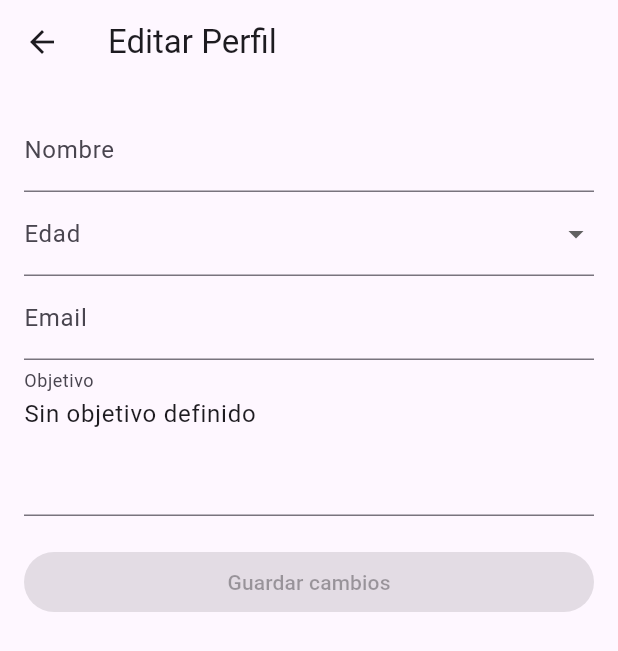
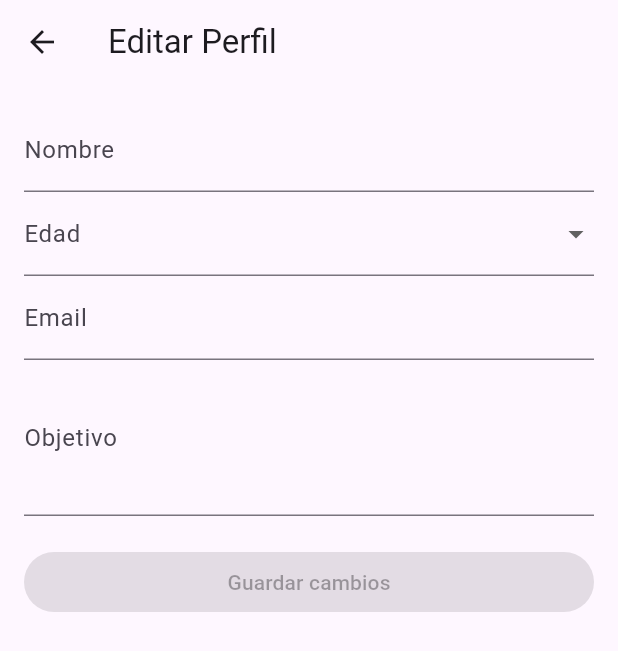
Before and after one commit to AraMirta/FitControl, a Flutter app: the ProfileScreen screen opened by its route, after a tap on "Editar perfil", on a phone screen of 412 x 824 dp. Shown: the top 651 px of the screen. Run offline on Flutter 3.47's test engine with Material 3 defaults, Android fonts, the light colour scheme and no system bars; our stand-ins replace fl_chart, shared_preferences, table_calendar; accounts and stored records are empty.

Commit message:
Actualizar valores predeterminados en la pantalla de perfil y normalizar el objetivo del usuario

```diff
--- a/lib/screens/profile_screen.dart
+++ b/lib/screens/profile_screen.dart
@@ -10,10 +10,10 @@
 }
 
 class _ProfileScreenState extends State<ProfileScreen> {
-  String userName = 'Usuario';
+  String userName = '';
   int userAge = 0;
   String userEmail = '';
-  String userGoal = 'Sin objetivo definido';
+  String userGoal = '';
   UserPreferences? userPrefs;
 
   @override
@@ -79,13 +79,13 @@
                         infoRow(
                           Icons.cake,
                           'Edad',
-                          userAge > 0 ? userAge.toString() : '0',
+                          userAge > 0 ? userAge.toString() : '18',
                         ),
                         const Divider(),
                         infoRow(
                           Icons.email,
                           'Email',
-                          userEmail.isEmpty ? 'usuario@dominio.com' : userEmail,
+                          userEmail.isEmpty ? 'janedoe@dominio.com' : userEmail,
                         ),
                         const Divider(),
                         infoRow(
--- a/lib/services/user_preferences.dart
+++ b/lib/services/user_preferences.dart
@@ -29,7 +29,7 @@
   }
 
   String getUserName() {
-    return _prefs!.getString(_nameKey) ?? 'Usuario';
+    return _prefs!.getString(_nameKey) ?? '';
   }
 
   Future<void> saveUserAge(int age) async {
@@ -53,7 +53,12 @@
   }
 
   String getUserGoal() {
-    return _prefs!.getString(_goalKey) ?? 'Sin objetivo definido';
+    final String? val = _prefs!.getString(_goalKey);
+    if (val == null) return '';
+    final normalized = val.trim().toLowerCase();
+    // Normalize common legacy placeholder variants to empty
+    if (normalized == 'sin objetivo definido' || normalized == 'sin objetivo') return '';
+    return val;
   }
 
   // Métodos para peso
```
